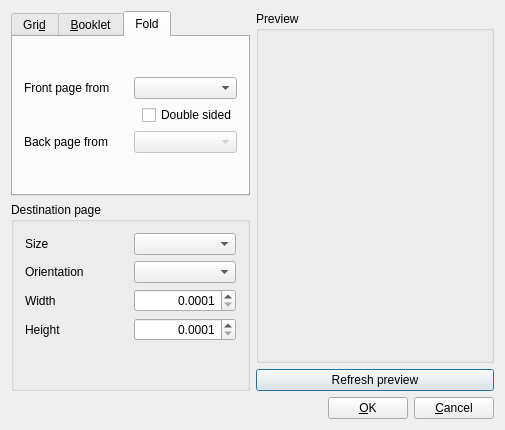
Old version of the form scribus/plugins/imposition/impositionbase.ui in the repository scribusproject/scribus.
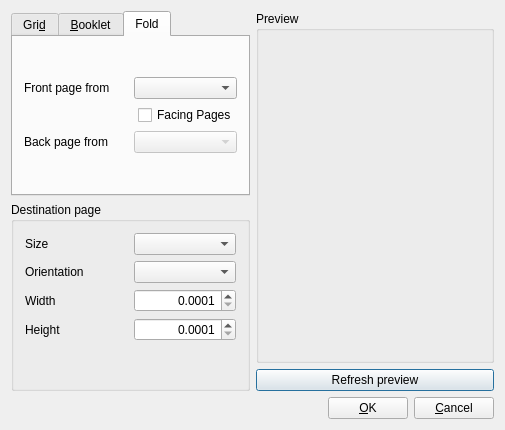
New version of the form. The open tabs and pages were chosen to show the change.

Commit message: #12573: Double Side/Double Page renamed to Facing Pages <FirasH> + variable renames

```diff
--- a/scribus/plugins/imposition/impositionbase.ui
+++ b/scribus/plugins/imposition/impositionbase.ui
@@ -373,7 +373,7 @@
                  <item>
                   <widget class="QCheckBox" name="foldIsBackSide" >
                    <property name="text" >
-                    <string>Double sided</string>
+                    <string>Facing Pages</string>
                    </property>
                   </widget>
                  </item>
```
The commit also changes 11 other files.
